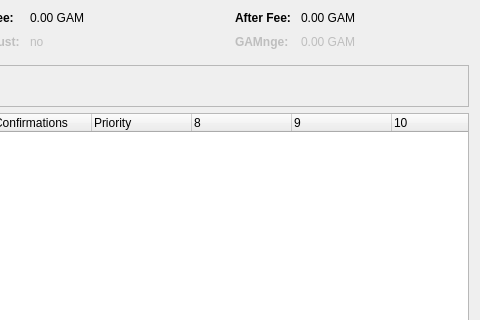
Above: src/qt/forms/coincontroldialog.ui from BlueZIC/gamba before the change; both pictures show x 520 to 1000 and y 0 to 320 of the 1000 by 500 pixel window. Below: the same form after it.
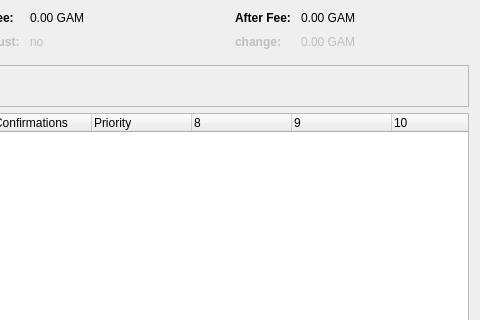
That is the form after the change. Custom widgets are drawn as their Qt base class.

What changed in the file:
```diff
--- a/src/qt/forms/coincontroldialog.ui
+++ b/src/qt/forms/coincontroldialog.ui
@@ -305,7 +305,7 @@
           </font>
          </property>
          <property name="text">
-          <string>GAMnge:</string>
+          <string>change:</string>
          </property>
         </widget>
        </item>
```
Left out of the diff: 4 changed lines with no effect on the pictures.
